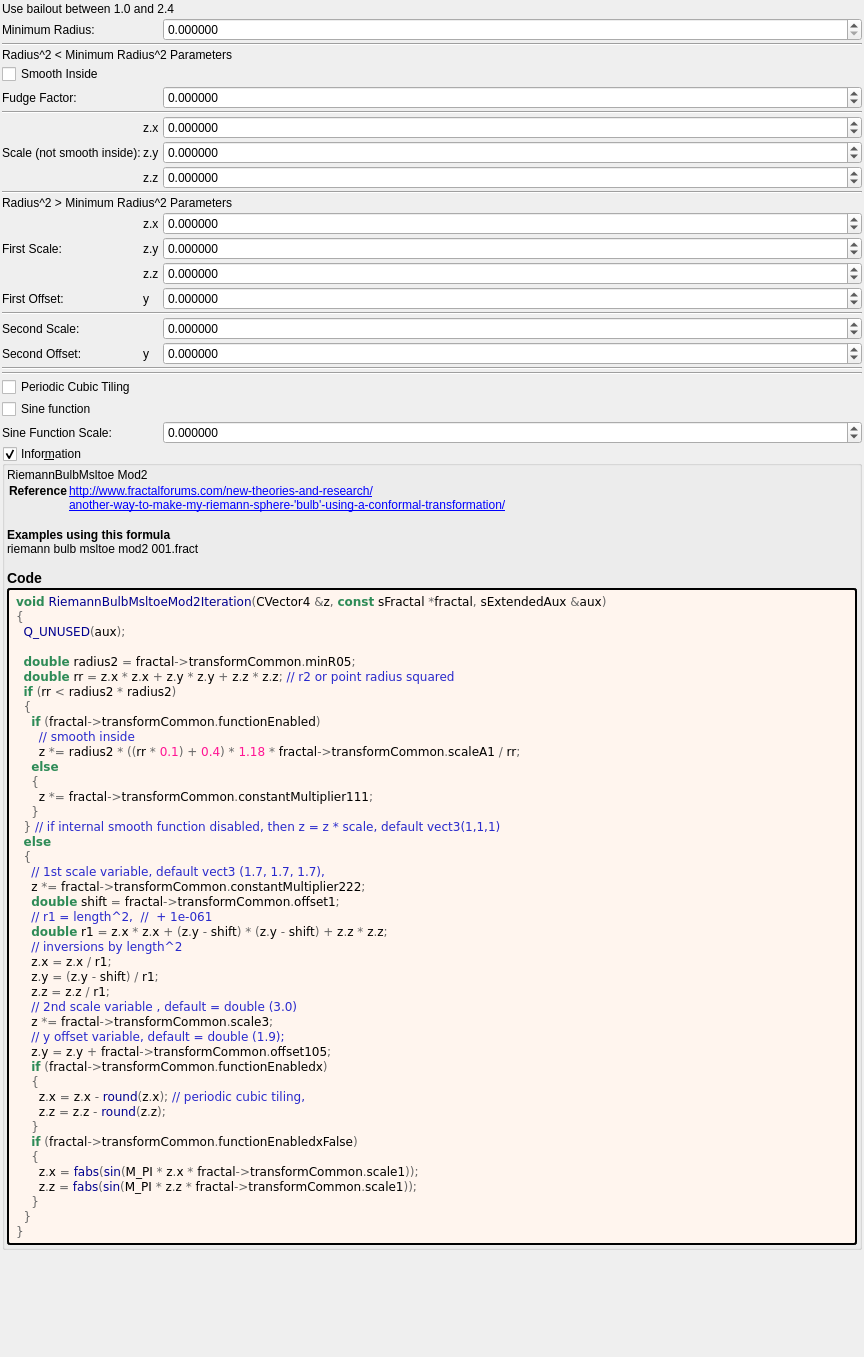
The window that mandelbulber2/formula/ui/riemann_bulb_msltoe_mod2.ui (buddhi1980/mandelbulber2) describes before a commit, drawn with Qt 5.
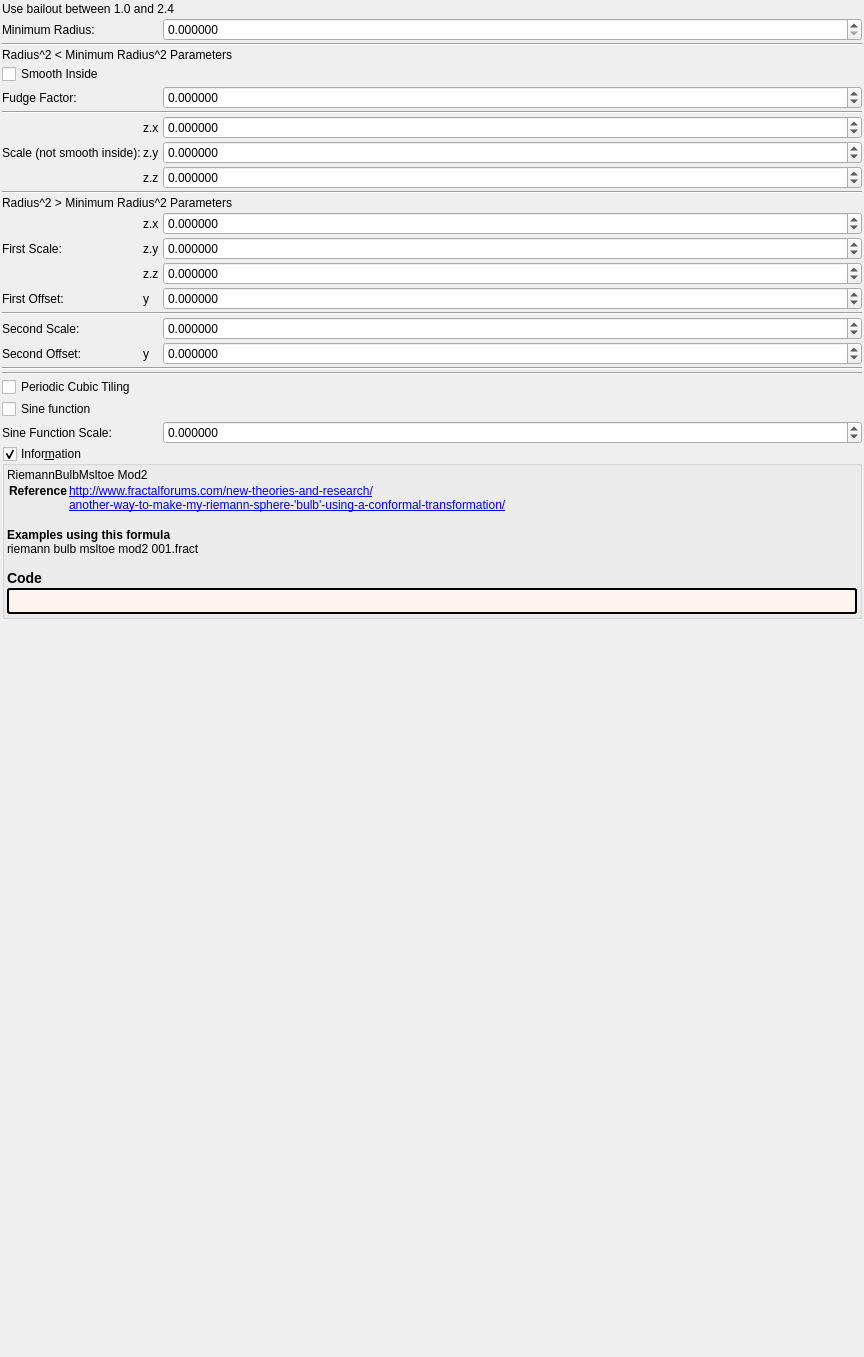
The same window after the commit. Custom widgets are drawn as their Qt base class.

The edit to the form file:
```diff
--- a/mandelbulber2/formula/ui/riemann_bulb_msltoe_mod2.ui
+++ b/mandelbulber2/formula/ui/riemann_bulb_msltoe_mod2.ui
@@ -622,52 +622,7 @@
          <string notr="true">border-style: outset; border-width: 2px; border-radius: 3px; border-color: black; background-color: #fff5ee; padding: 4px;</string>
         </property>
         <property name="text">
-         <string notr="true">&lt;body style=&quot;background-color:#fff5ee&quot;&gt;
-&lt;pre style=&quot;color:#000000; background-color:#fff5ee;  font-family:'Courier New',monospace;&quot;&gt;&lt;span style=&quot;color:#2e8b57; font-weight:bold&quot;&gt;void&lt;/span&gt; &lt;span style=&quot;color:#00008f&quot;&gt;RiemannBulbMsltoeMod2Iteration&lt;/span&gt;&lt;span style=&quot;color:#676767&quot;&gt;(&lt;/span&gt;CVector4 &lt;span style=&quot;color:#676767&quot;&gt;&amp;amp;&lt;/span&gt;z&lt;span style=&quot;color:#676767&quot;&gt;,&lt;/span&gt; &lt;span style=&quot;color:#2e8b57; font-weight:bold&quot;&gt;const&lt;/span&gt; sFractal &lt;span style=&quot;color:#676767&quot;&gt;*&lt;/span&gt;fractal&lt;span style=&quot;color:#676767&quot;&gt;,&lt;/span&gt; sExtendedAux &lt;span style=&quot;color:#676767&quot;&gt;&amp;amp;&lt;/span&gt;aux&lt;span style=&quot;color:#676767&quot;&gt;)&lt;/span&gt;
-&lt;span style=&quot;color:#676767&quot;&gt;{&lt;/span&gt;
-  &lt;span style=&quot;color:#00008f&quot;&gt;Q_UNUSED&lt;/span&gt;&lt;span style=&quot;color:#676767&quot;&gt;(&lt;/span&gt;aux&lt;span style=&quot;color:#676767&quot;&gt;);&lt;/span&gt;
-
-  &lt;span style=&quot;color:#2e8b57; font-weight:bold&quot;&gt;double&lt;/span&gt; radius2 &lt;span style=&quot;color:#676767&quot;&gt;=&lt;/span&gt; fractal&lt;span style=&quot;color:#676767&quot;&gt;-&amp;gt;&lt;/span&gt;transformCommon&lt;span style=&quot;color:#676767&quot;&gt;.&lt;/span&gt;minR05&lt;span style=&quot;color:#676767&quot;&gt;;&lt;/span&gt;
-  &lt;span style=&quot;color:#2e8b57; font-weight:bold&quot;&gt;double&lt;/span&gt; rr &lt;span style=&quot;color:#676767&quot;&gt;=&lt;/span&gt; z&lt;span style=&quot;color:#676767&quot;&gt;.&lt;/span&gt;x &lt;span style=&quot;color:#676767&quot;&gt;*&lt;/span&gt; z&lt;span style=&quot;color:#676767&quot;&gt;.&lt;/span&gt;x &lt;span style=&quot;color:#676767&quot;&gt;+&lt;/span&gt; z&lt;span style=&quot;color:#676767&quot;&gt;.&lt;/span&gt;y &lt;span style=&quot;color:#676767&quot;&gt;*&lt;/span&gt; z&lt;span style=&quot;color:#676767&quot;&gt;.&lt;/span&gt;y &lt;span style=&quot;color:#676767&quot;&gt;+&lt;/span&gt; z&lt;span style=&quot;color:#676767&quot;&gt;.&lt;/span&gt;z &lt;span style=&quot;color:#676767&quot;&gt;*&lt;/span&gt; z&lt;span style=&quot;color:#676767&quot;&gt;.&lt;/span&gt;z&lt;span style=&quot;color:#676767&quot;&gt;;&lt;/span&gt; &lt;span style=&quot;color:#2929cc&quot;&gt;// r2 or point radius squared&lt;/span&gt;
-  &lt;span style=&quot;color:#2e8b57; font-weight:bold&quot;&gt;if&lt;/span&gt; &lt;span style=&quot;color:#676767&quot;&gt;(&lt;/span&gt;rr &lt;span style=&quot;color:#676767&quot;&gt;&amp;lt;&lt;/span&gt; radius2 &lt;span style=&quot;color:#676767&quot;&gt;*&lt;/span&gt; radius2&lt;span style=&quot;color:#676767&quot;&gt;)&lt;/span&gt;
-  &lt;span style=&quot;color:#676767&quot;&gt;{&lt;/span&gt;
-    &lt;span style=&quot;color:#2e8b57; font-weight:bold&quot;&gt;if&lt;/span&gt; &lt;span style=&quot;color:#676767&quot;&gt;(&lt;/span&gt;fractal&lt;span style=&quot;color:#676767&quot;&gt;-&amp;gt;&lt;/span&gt;transformCommon&lt;span style=&quot;color:#676767&quot;&gt;.&lt;/span&gt;functionEnabled&lt;span style=&quot;color:#676767&quot;&gt;)&lt;/span&gt;
-      &lt;span style=&quot;color:#2929cc&quot;&gt;// smooth inside&lt;/span&gt;
-      z &lt;span style=&quot;color:#676767&quot;&gt;*=&lt;/span&gt; radius2 &lt;span style=&quot;color:#676767&quot;&gt;* ((&lt;/span&gt;rr &lt;span style=&quot;color:#676767&quot;&gt;*&lt;/span&gt; &lt;span style=&quot;color:#ff1493&quot;&gt;0.1&lt;/span&gt;&lt;span style=&quot;color:#676767&quot;&gt;) +&lt;/span&gt; &lt;span style=&quot;color:#ff1493&quot;&gt;0.4&lt;/span&gt;&lt;span style=&quot;color:#676767&quot;&gt;) *&lt;/span&gt; &lt;span style=&quot;color:#ff1493&quot;&gt;1.18&lt;/span&gt; &lt;span style=&quot;color:#676767&quot;&gt;*&lt;/span&gt; fractal&lt;span style=&quot;color:#676767&quot;&gt;-&amp;gt;&lt;/span&gt;transformCommon&lt;span style=&quot;color:#676767&quot;&gt;.&lt;/span&gt;scaleA1 &lt;span style=&quot;color:#676767&quot;&gt;/&lt;/span&gt; rr&lt;span style=&quot;color:#676767&quot;&gt;;&lt;/span&gt;
-    &lt;span style=&quot;color:#2e8b57; font-weight:bold&quot;&gt;else&lt;/span&gt;
-    &lt;span style=&quot;color:#676767&quot;&gt;{&lt;/span&gt;
-      z &lt;span style=&quot;color:#676767&quot;&gt;*=&lt;/span&gt; fractal&lt;span style=&quot;color:#676767&quot;&gt;-&amp;gt;&lt;/span&gt;transformCommon&lt;span style=&quot;color:#676767&quot;&gt;.&lt;/span&gt;constantMultiplier111&lt;span style=&quot;color:#676767&quot;&gt;;&lt;/span&gt;
-    &lt;span style=&quot;color:#676767&quot;&gt;}&lt;/span&gt;
-  &lt;span style=&quot;color:#676767&quot;&gt;}&lt;/span&gt; &lt;span style=&quot;color:#2929cc&quot;&gt;// if internal smooth function disabled, then z = z * scale, default vect3(1,1,1)&lt;/span&gt;
-  &lt;span style=&quot;color:#2e8b57; font-weight:bold&quot;&gt;else&lt;/span&gt;
-  &lt;span style=&quot;color:#676767&quot;&gt;{&lt;/span&gt;
-    &lt;span style=&quot;color:#2929cc&quot;&gt;// 1st scale variable, default vect3 (1.7, 1.7, 1.7),&lt;/span&gt;
-    z &lt;span style=&quot;color:#676767&quot;&gt;*=&lt;/span&gt; fractal&lt;span style=&quot;color:#676767&quot;&gt;-&amp;gt;&lt;/span&gt;transformCommon&lt;span style=&quot;color:#676767&quot;&gt;.&lt;/span&gt;constantMultiplier222&lt;span style=&quot;color:#676767&quot;&gt;;&lt;/span&gt;
-    &lt;span style=&quot;color:#2e8b57; font-weight:bold&quot;&gt;double&lt;/span&gt; shift &lt;span style=&quot;color:#676767&quot;&gt;=&lt;/span&gt; fractal&lt;span style=&quot;color:#676767&quot;&gt;-&amp;gt;&lt;/span&gt;transformCommon&lt;span style=&quot;color:#676767&quot;&gt;.&lt;/span&gt;offset1&lt;span style=&quot;color:#676767&quot;&gt;;&lt;/span&gt;
-    &lt;span style=&quot;color:#2929cc&quot;&gt;// r1 = length^2,  //  + 1e-061&lt;/span&gt;
-    &lt;span style=&quot;color:#2e8b57; font-weight:bold&quot;&gt;double&lt;/span&gt; r1 &lt;span style=&quot;color:#676767&quot;&gt;=&lt;/span&gt; z&lt;span style=&quot;color:#676767&quot;&gt;.&lt;/span&gt;x &lt;span style=&quot;color:#676767&quot;&gt;*&lt;/span&gt; z&lt;span style=&quot;color:#676767&quot;&gt;.&lt;/span&gt;x &lt;span style=&quot;color:#676767&quot;&gt;+ (&lt;/span&gt;z&lt;span style=&quot;color:#676767&quot;&gt;.&lt;/span&gt;y &lt;span style=&quot;color:#676767&quot;&gt;-&lt;/span&gt; shift&lt;span style=&quot;color:#676767&quot;&gt;) * (&lt;/span&gt;z&lt;span style=&quot;color:#676767&quot;&gt;.&lt;/span&gt;y &lt;span style=&quot;color:#676767&quot;&gt;-&lt;/span&gt; shift&lt;span style=&quot;color:#676767&quot;&gt;) +&lt;/span&gt; z&lt;span style=&quot;color:#676767&quot;&gt;.&lt;/span&gt;z &lt;span style=&quot;color:#676767&quot;&gt;*&lt;/span&gt; z&lt;span style=&quot;color:#676767&quot;&gt;.&lt;/span&gt;z&lt;span style=&quot;color:#676767&quot;&gt;;&lt;/span&gt;
-    &lt;span style=&quot;color:#2929cc&quot;&gt;// inversions by length^2&lt;/span&gt;
-    z&lt;span style=&quot;color:#676767&quot;&gt;.&lt;/span&gt;x &lt;span style=&quot;color:#676767&quot;&gt;=&lt;/span&gt; z&lt;span style=&quot;color:#676767&quot;&gt;.&lt;/span&gt;x &lt;span style=&quot;color:#676767&quot;&gt;/&lt;/span&gt; r1&lt;span style=&quot;color:#676767&quot;&gt;;&lt;/span&gt;
-    z&lt;span style=&quot;color:#676767&quot;&gt;.&lt;/span&gt;y &lt;span style=&quot;color:#676767&quot;&gt;= (&lt;/span&gt;z&lt;span style=&quot;color:#676767&quot;&gt;.&lt;/span&gt;y &lt;span style=&quot;color:#676767&quot;&gt;-&lt;/span&gt; shift&lt;span style=&quot;color:#676767&quot;&gt;) /&lt;/span&gt; r1&lt;span style=&quot;color:#676767&quot;&gt;;&lt;/span&gt;
-    z&lt;span style=&quot;color:#676767&quot;&gt;.&lt;/span&gt;z &lt;span style=&quot;color:#676767&quot;&gt;=&lt;/span&gt; z&lt;span style=&quot;color:#676767&quot;&gt;.&lt;/span&gt;z &lt;span style=&quot;color:#676767&quot;&gt;/&lt;/span&gt; r1&lt;span style=&quot;color:#676767&quot;&gt;;&lt;/span&gt;
-    &lt;span style=&quot;color:#2929cc&quot;&gt;// 2nd scale variable , default = double (3.0)&lt;/span&gt;
-    z &lt;span style=&quot;color:#676767&quot;&gt;*=&lt;/span&gt; fractal&lt;span style=&quot;color:#676767&quot;&gt;-&amp;gt;&lt;/span&gt;transformCommon&lt;span style=&quot;color:#676767&quot;&gt;.&lt;/span&gt;scale3&lt;span style=&quot;color:#676767&quot;&gt;;&lt;/span&gt;
-    &lt;span style=&quot;color:#2929cc&quot;&gt;// y offset variable, default = double (1.9);&lt;/span&gt;
-    z&lt;span style=&quot;color:#676767&quot;&gt;.&lt;/span&gt;y &lt;span style=&quot;color:#676767&quot;&gt;=&lt;/span&gt; z&lt;span style=&quot;color:#676767&quot;&gt;.&lt;/span&gt;y &lt;span style=&quot;color:#676767&quot;&gt;+&lt;/span&gt; fractal&lt;span style=&quot;color:#676767&quot;&gt;-&amp;gt;&lt;/span&gt;transformCommon&lt;span style=&quot;color:#676767&quot;&gt;.&lt;/span&gt;offset105&lt;span style=&quot;color:#676767&quot;&gt;;&lt;/span&gt;
-    &lt;span style=&quot;color:#2e8b57; font-weight:bold&quot;&gt;if&lt;/span&gt; &lt;span style=&quot;color:#676767&quot;&gt;(&lt;/span&gt;fractal&lt;span style=&quot;color:#676767&quot;&gt;-&amp;gt;&lt;/span&gt;transformCommon&lt;span style=&quot;color:#676767&quot;&gt;.&lt;/span&gt;functionEnabledx&lt;span style=&quot;color:#676767&quot;&gt;)&lt;/span&gt;
-    &lt;span style=&quot;color:#676767&quot;&gt;{&lt;/span&gt;
-      z&lt;span style=&quot;color:#676767&quot;&gt;.&lt;/span&gt;x &lt;span style=&quot;color:#676767&quot;&gt;=&lt;/span&gt; z&lt;span style=&quot;color:#676767&quot;&gt;.&lt;/span&gt;x &lt;span style=&quot;color:#676767&quot;&gt;-&lt;/span&gt; &lt;span style=&quot;color:#00008f&quot;&gt;round&lt;/span&gt;&lt;span style=&quot;color:#676767&quot;&gt;(&lt;/span&gt;z&lt;span style=&quot;color:#676767&quot;&gt;.&lt;/span&gt;x&lt;span style=&quot;color:#676767&quot;&gt;);&lt;/span&gt; &lt;span style=&quot;color:#2929cc&quot;&gt;// periodic cubic tiling,&lt;/span&gt;
-      z&lt;span style=&quot;color:#676767&quot;&gt;.&lt;/span&gt;z &lt;span style=&quot;color:#676767&quot;&gt;=&lt;/span&gt; z&lt;span style=&quot;color:#676767&quot;&gt;.&lt;/span&gt;z &lt;span style=&quot;color:#676767&quot;&gt;-&lt;/span&gt; &lt;span style=&quot;color:#00008f&quot;&gt;round&lt;/span&gt;&lt;span style=&quot;color:#676767&quot;&gt;(&lt;/span&gt;z&lt;span style=&quot;color:#676767&quot;&gt;.&lt;/span&gt;z&lt;span style=&quot;color:#676767&quot;&gt;);&lt;/span&gt;
-    &lt;span style=&quot;color:#676767&quot;&gt;}&lt;/span&gt;
-    &lt;span style=&quot;color:#2e8b57; font-weight:bold&quot;&gt;if&lt;/span&gt; &lt;span style=&quot;color:#676767&quot;&gt;(&lt;/span&gt;fractal&lt;span style=&quot;color:#676767&quot;&gt;-&amp;gt;&lt;/span&gt;transformCommon&lt;span style=&quot;color:#676767&quot;&gt;.&lt;/span&gt;functionEnabledxFalse&lt;span style=&quot;color:#676767&quot;&gt;)&lt;/span&gt;
-    &lt;span style=&quot;color:#676767&quot;&gt;{&lt;/span&gt;
-      z&lt;span style=&quot;color:#676767&quot;&gt;.&lt;/span&gt;x &lt;span style=&quot;color:#676767&quot;&gt;=&lt;/span&gt; &lt;span style=&quot;color:#00008f&quot;&gt;fabs&lt;/span&gt;&lt;span style=&quot;color:#676767&quot;&gt;(&lt;/span&gt;&lt;span style=&quot;color:#00008f&quot;&gt;sin&lt;/span&gt;&lt;span style=&quot;color:#676767&quot;&gt;(&lt;/span&gt;M_PI &lt;span style=&quot;color:#676767&quot;&gt;*&lt;/span&gt; z&lt;span style=&quot;color:#676767&quot;&gt;.&lt;/span&gt;x &lt;span style=&quot;color:#676767&quot;&gt;*&lt;/span&gt; fractal&lt;span style=&quot;color:#676767&quot;&gt;-&amp;gt;&lt;/span&gt;transformCommon&lt;span style=&quot;color:#676767&quot;&gt;.&lt;/span&gt;scale1&lt;span style=&quot;color:#676767&quot;&gt;));&lt;/span&gt;
-      z&lt;span style=&quot;color:#676767&quot;&gt;.&lt;/span&gt;z &lt;span style=&quot;color:#676767&quot;&gt;=&lt;/span&gt; &lt;span style=&quot;color:#00008f&quot;&gt;fabs&lt;/span&gt;&lt;span style=&quot;color:#676767&quot;&gt;(&lt;/span&gt;&lt;span style=&quot;color:#00008f&quot;&gt;sin&lt;/span&gt;&lt;span style=&quot;color:#676767&quot;&gt;(&lt;/span&gt;M_PI &lt;span style=&quot;color:#676767&quot;&gt;*&lt;/span&gt; z&lt;span style=&quot;color:#676767&quot;&gt;.&lt;/span&gt;z &lt;span style=&quot;color:#676767&quot;&gt;*&lt;/span&gt; fractal&lt;span style=&quot;color:#676767&quot;&gt;-&amp;gt;&lt;/span&gt;transformCommon&lt;span style=&quot;color:#676767&quot;&gt;.&lt;/span&gt;scale1&lt;span style=&quot;color:#676767&quot;&gt;));&lt;/span&gt;
-    &lt;span style=&quot;color:#676767&quot;&gt;}&lt;/span&gt;
-  &lt;span style=&quot;color:#676767&quot;&gt;}&lt;/span&gt;
-&lt;span style=&quot;color:#676767&quot;&gt;}&lt;/span&gt;
-&lt;/pre&gt;
-&lt;/body&gt;</string>
+         <string notr="true"></string>
         </property>
         <property name="wordWrap">
          <bool>true</bool>
```
